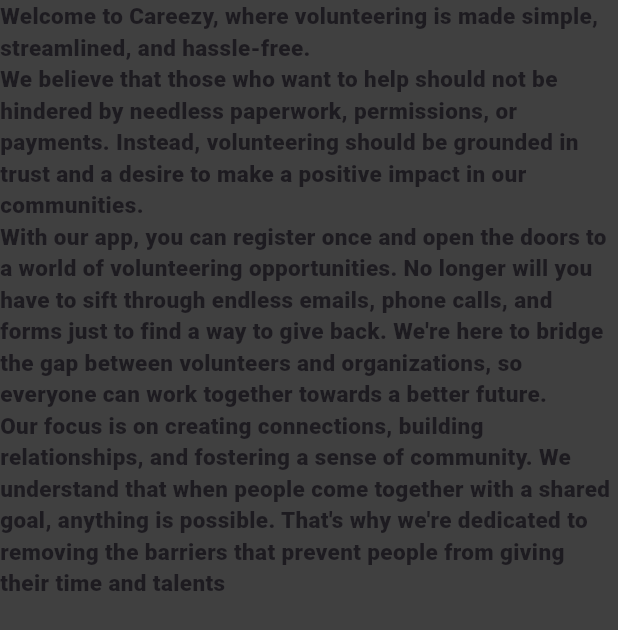
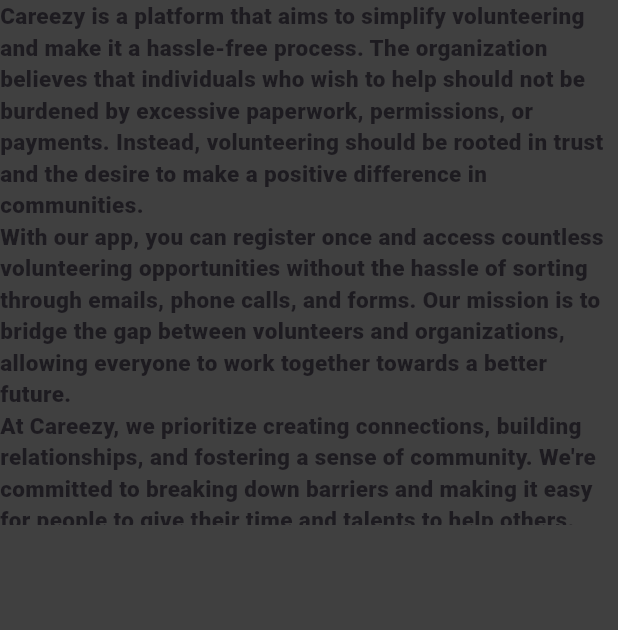
Before and after one commit to Ayush0316/ngo-app, a Flutter app: what text_aboutUS() shows on an empty page, opened directly, on a phone screen of 412 x 824 dp. Shown: the top 630 px of the screen. Run offline on Flutter 3.47's test engine with Material 2 defaults, Android fonts, the phone set to English and light mode, and no system bars; our stand-ins replace carousel_slider, cloud_firestore, firebase_auth, firebase_core, firebase_storage, flutter_form_builder and 5 more; missing offline and left inert: autocomplete_textfield, form_builder_phone_field, tflite_flutter; accounts and stored records are empty; network calls fail; Roboto replaces fonts that are missing (Roboto-Black).

Commit message:
about us text edited

```diff
--- a/ngo_app/lib/screens/home/User/about us/text_about.dart
+++ b/ngo_app/lib/screens/home/User/about us/text_about.dart
@@ -12,10 +12,10 @@ class _text_aboutUSState extends State<text_aboutUS> {
   Widget build(BuildContext context) {
     return Container(
       // color: Colors.yellow,
-      height: 400,
+      height: 350,
       width: double.infinity,
       child: Text(
-        "Welcome to Careezy, where volunteering is made simple, streamlined, and hassle-free.\nWe believe that those who want to help should not be hindered by needless paperwork, permissions, or payments. Instead, volunteering should be grounded in trust and a desire to make a positive impact in our communities.\nWith our app, you can register once and open the doors to a world of volunteering opportunities. No longer will you have to sift through endless emails, phone calls, and forms just to find a way to give back. We're here to bridge the gap between volunteers and organizations, so everyone can work together towards a better future.\nOur focus is on creating connections, building relationships, and fostering a sense of community. We understand that when people come together with a shared goal, anything is possible. That's why we're dedicated to removing the barriers that prevent people from giving their time and talents",
+        "Careezy is a platform that aims to simplify volunteering and make it a hassle-free process. The organization believes that individuals who wish to help should not be burdened by excessive paperwork, permissions, or payments. Instead, volunteering should be rooted in trust and the desire to make a positive difference in communities.\nWith our app, you can register once and access countless volunteering opportunities without the hassle of sorting through emails, phone calls, and forms. Our mission is to bridge the gap between volunteers and organizations, allowing everyone to work together towards a better future.\nAt Careezy, we prioritize creating connections, building relationships, and fostering a sense of community. We're committed to breaking down barriers and making it easy for people to give their time and talents to help others.",
         style: TextStyle(
           fontWeight: FontWeight.w500,
           fontFamily: 'Roboto-Black',
```
